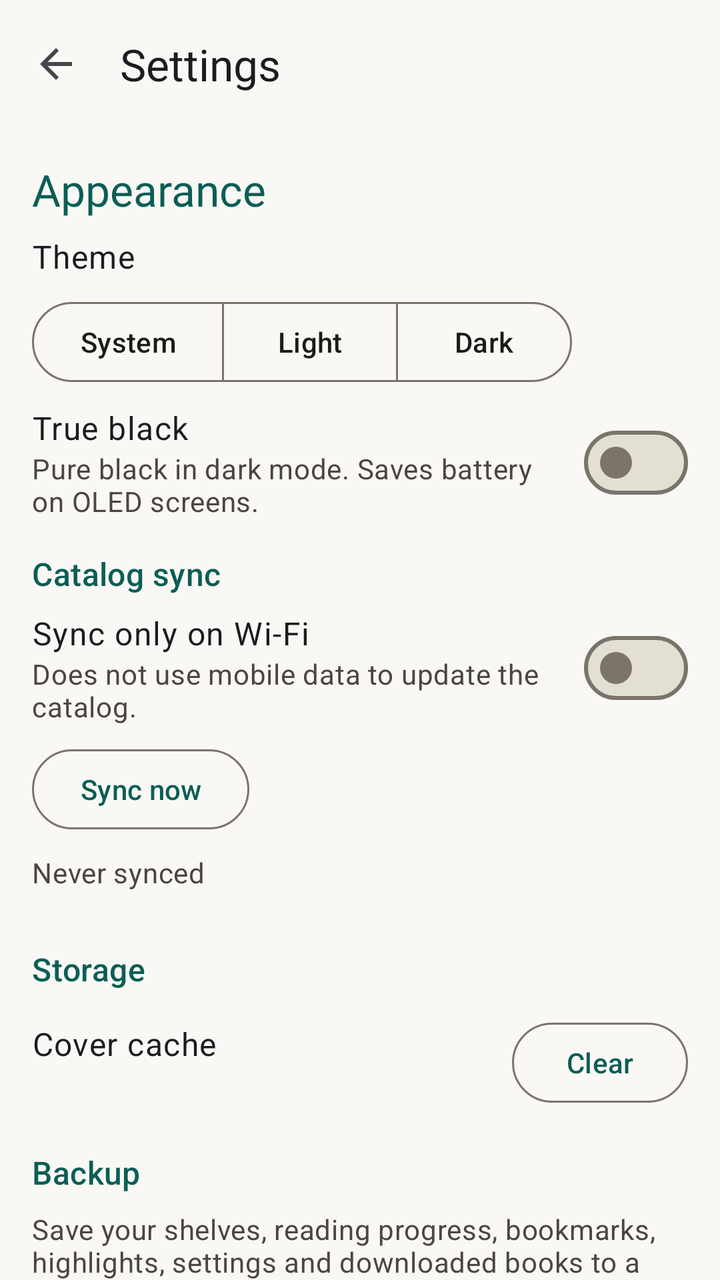
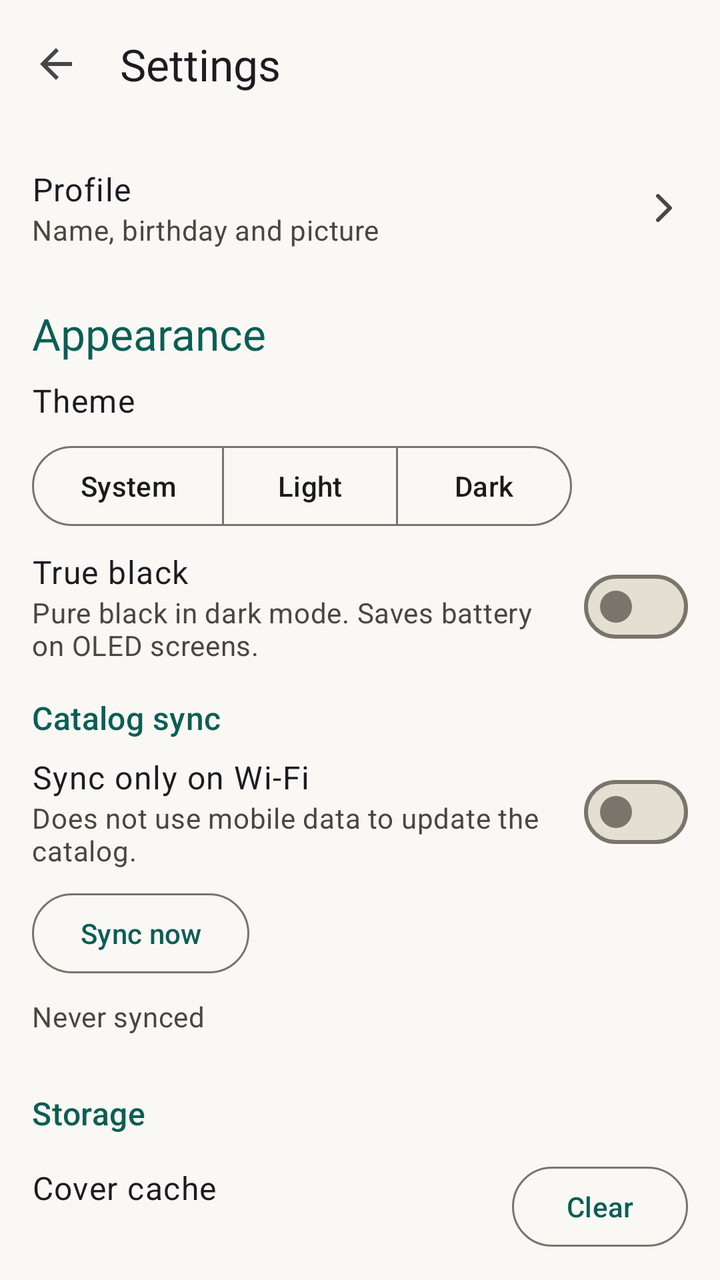

The first picture is an Android layout as it rendered before a commit; the second is the same layout after the commit. The layout source and the unified diff follow.
<!-- AndroidManifest.xml: application theme Theme.FreeLibrary -->
<!-- res/layout/fragment_settings.xml -->
<?xml version="1.0" encoding="utf-8"?>
<LinearLayout xmlns:android="http://schemas.android.com/apk/res/android"
    xmlns:app="http://schemas.android.com/apk/res-auto"
    android:id="@+id/settingsRoot"
    android:layout_width="match_parent"
    android:layout_height="match_parent"
    android:orientation="vertical">

    <com.google.android.material.appbar.MaterialToolbar
        android:id="@+id/settingsToolbar"
        android:layout_width="match_parent"
        android:layout_height="?attr/actionBarSize"
        app:navigationContentDescription="@string/back"
        app:navigationIcon="?attr/homeAsUpIndicator"
        app:title="@string/settings_title"
        app:titleTextAppearance="@style/TextAppearance.FreeLibrary.TitleLarge" />

    <androidx.core.widget.NestedScrollView
        android:layout_width="match_parent"
        android:layout_height="0dp"
        android:layout_weight="1"
        android:clipToPadding="false">

        <LinearLayout
            android:layout_width="match_parent"
            android:layout_height="wrap_content"
            android:orientation="vertical"
            android:paddingStart="@dimen/spacing_m"
            android:paddingEnd="@dimen/spacing_m"
            android:paddingBottom="@dimen/spacing_m">

            
            <TextView
                style="@style/TextAppearance.FreeLibrary.TitleLarge"
                android:layout_width="match_parent"
                android:layout_height="wrap_content"
                android:accessibilityHeading="true"
                android:paddingTop="@dimen/spacing_m"
                android:paddingBottom="@dimen/spacing_s"
                android:text="@string/settings_appearance"
                android:textAppearance="?attr/textAppearanceTitleMedium"
                android:textColor="?attr/colorPrimary" />

            <TextView
                android:layout_width="match_parent"
                android:layout_height="wrap_content"
                android:text="@string/settings_theme"
                android:textAppearance="?attr/textAppearanceBodyLarge" />

            <com.google.android.material.button.MaterialButtonToggleGroup
                android:id="@+id/themeGroup"
                android:layout_width="wrap_content"
                android:layout_height="wrap_content"
                android:layout_marginTop="@dimen/spacing_s"
                app:selectionRequired="true"
                app:singleSelection="true">

                <com.google.android.material.button.MaterialButton
                    android:id="@+id/themeSystem"
                    style="@style/Widget.Material3.Button.OutlinedButton"
                    android:layout_width="wrap_content"
                    android:layout_height="wrap_content"
                    android:text="@string/theme_system" />

                <com.google.android.material.button.MaterialButton
                    android:id="@+id/themeLight"
                    style="@style/Widget.Material3.Button.OutlinedButton"
                    android:layout_width="wrap_content"
                    android:layout_height="wrap_content"
                    android:text="@string/theme_light" />

                <com.google.android.material.button.MaterialButton
                    android:id="@+id/themeDark"
                    style="@style/Widget.Material3.Button.OutlinedButton"
                    android:layout_width="wrap_content"
                    android:layout_height="wrap_content"
                    android:text="@string/theme_dark" />

            </com.google.android.material.button.MaterialButtonToggleGroup>

            <LinearLayout
                android:id="@+id/trueBlackRow"
                android:layout_width="match_parent"
                android:layout_height="wrap_content"
                android:layout_marginTop="@dimen/spacing_s"
                android:background="?attr/selectableItemBackground"
                android:clickable="true"
                android:focusable="false"
                android:gravity="center_vertical"
                android:importantForAccessibility="no"
                android:minHeight="56dp"
                android:orientation="horizontal">

                <LinearLayout
                    android:layout_width="0dp"
                    android:layout_height="wrap_content"
                    android:layout_weight="1"
                    android:orientation="vertical">

                    <TextView
                        android:layout_width="match_parent"
                        android:layout_height="wrap_content"
                        android:text="@string/settings_true_black"
                        android:textAppearance="?attr/textAppearanceBodyLarge" />

                    <TextView
                        android:layout_width="match_parent"
                        android:layout_height="wrap_content"
                        android:text="@string/settings_true_black_summary"
                        android:textAppearance="?attr/textAppearanceBodyMedium"
                        android:textColor="?attr/colorOnSurfaceVariant" />

                </LinearLayout>

                <com.google.android.material.materialswitch.MaterialSwitch
                    android:id="@+id/trueBlackSwitch"
                    android:layout_width="wrap_content"
                    android:layout_height="wrap_content"
                    android:layout_marginStart="@dimen/spacing_m"
                    android:contentDescription="@string/settings_true_black" />

            </LinearLayout>

            
            <TextView
                android:layout_width="match_parent"
                android:layout_height="wrap_content"
                android:accessibilityHeading="true"
                android:paddingTop="@dimen/spacing_m"
                android:paddingBottom="@dimen/spacing_s"
                android:text="@string/settings_sync"
                android:textAppearance="?attr/textAppearanceTitleMedium"
                android:textColor="?attr/colorPrimary" />

            <LinearLayout
                android:id="@+id/wifiOnlyRow"
                android:layout_width="match_parent"
                android:layout_height="wrap_content"
                android:background="?attr/selectableItemBackground"
                android:clickable="true"
                android:focusable="false"
                android:gravity="center_vertical"
                android:importantForAccessibility="no"
                android:minHeight="56dp"
                android:orientation="horizontal">

                <LinearLayout
                    android:layout_width="0dp"
                    android:layout_height="wrap_content"
                    android:layout_weight="1"
                    android:orientation="vertical">

                    <TextView
                        android:layout_width="match_parent"
                        android:layout_height="wrap_content"
                        android:text="@string/settings_wifi_only"
                        android:textAppearance="?attr/textAppearanceBodyLarge" />

                    <TextView
                        android:layout_width="match_parent"
                        android:layout_height="wrap_content"
                        android:text="@string/settings_wifi_only_summary"
                        android:textAppearance="?attr/textAppearanceBodyMedium"
                        android:textColor="?attr/colorOnSurfaceVariant" />

                </LinearLayout>

                <com.google.android.material.materialswitch.MaterialSwitch
                    android:id="@+id/wifiOnlySwitch"
                    android:layout_width="wrap_content"
                    android:layout_height="wrap_content"
                    android:layout_marginStart="@dimen/spacing_m"
                    android:contentDescription="@string/settings_wifi_only" />

            </LinearLayout>

            <com.google.android.material.button.MaterialButton
                android:id="@+id/syncNowButton"
                style="@style/Widget.Material3.Button.OutlinedButton"
                android:layout_width="wrap_content"
                android:layout_height="wrap_content"
                android:layout_marginTop="@dimen/spacing_s"
                android:text="@string/settings_sync_now" />

            <TextView
                android:id="@+id/syncStatusText"
                android:layout_width="match_parent"
                android:layout_height="wrap_content"
                android:layout_marginTop="@dimen/spacing_s"
                android:accessibilityLiveRegion="polite"
                android:text="@string/sync_never"
                android:textAppearance="?attr/textAppearanceBodyMedium"
                android:textColor="?attr/colorOnSurfaceVariant" />

            <com.google.android.material.progressindicator.LinearProgressIndicator
                android:id="@+id/syncProgress"
                android:layout_width="match_parent"
                android:layout_height="wrap_content"
                android:layout_marginTop="@dimen/spacing_s"
                android:indeterminate="true"
                android:visibility="invisible" />

            
            <TextView
                android:layout_width="match_parent"
                android:layout_height="wrap_content"
                android:accessibilityHeading="true"
                android:paddingTop="@dimen/spacing_m"
                android:paddingBottom="@dimen/spacing_s"
                android:text="@string/settings_storage"
                android:textAppearance="?attr/textAppearanceTitleMedium"
                android:textColor="?attr/colorPrimary" />

            <LinearLayout
                android:layout_width="match_parent"
                android:layout_height="wrap_content"
                android:gravity="center_vertical"
                android:minHeight="56dp"
                android:orientation="horizontal">

                <LinearLayout
                    android:layout_width="0dp"
                    android:layout_height="wrap_content"
                    android:layout_weight="1"
                    android:orientation="vertical">

                    <TextView
                        android:layout_width="match_parent"
                        android:layout_height="wrap_content"
                        android:text="@string/settings_cover_cache"
                        android:textAppearance="?attr/textAppearanceBodyLarge" />

                    <TextView
                        android:id="@+id/coverCacheSize"
                        android:layout_width="match_parent"
                        android:layout_height="wrap_content"
                        android:textAppearance="?attr/textAppearanceBodyMedium"
                        android:textColor="?attr/colorOnSurfaceVariant" />

                </LinearLayout>

                <com.google.android.material.button.MaterialButton
                    android:id="@+id/clearCacheButton"
                    style="@style/Widget.Material3.Button.OutlinedButton"
                    android:layout_width="wrap_content"
                    android:layout_height="wrap_content"
                    android:layout_marginStart="@dimen/spacing_m"
                    android:text="@string/settings_cover_cache_clear" />

            </LinearLayout>

            
            <TextView
                android:layout_width="match_parent"
                android:layout_height="wrap_content"
                android:accessibilityHeading="true"
                android:paddingTop="@dimen/spacing_m"
                android:paddingBottom="@dimen/spacing_s"
                android:text="@string/settings_backup"
                android:textAppearance="?attr/textAppearanceTitleMedium"
                android:textColor="?attr/colorPrimary" />

            <TextView
                android:layout_width="match_parent"
                android:layout_height="wrap_content"
                android:text="@string/settings_backup_summary"
                android:textAppearance="?attr/textAppearanceBodyMedium"
                android:textColor="?attr/colorOnSurfaceVariant" />

            <LinearLayout
                android:layout_width="match_parent"
                android:layout_height="wrap_content"
                android:layout_marginTop="@dimen/spacing_s"
                android:orientation="horizontal">

                <com.google.android.material.button.MaterialButton
                    android:id="@+id/backupExportButton"
                    style="@style/Widget.Material3.Button.OutlinedButton"
                    android:layout_width="wrap_content"
                    android:layout_height="wrap_content"
                    android:text="@string/settings_backup_export" />

                <com.google.android.material.button.MaterialButton
                    android:id="@+id/backupImportButton"
                    style="@style/Widget.Material3.Button.OutlinedButton"
                    android:layout_width="wrap_content"
                    android:layout_height="wrap_content"
                    android:layout_marginStart="@dimen/spacing_s"
                    android:text="@string/settings_backup_import" />

            </LinearLayout>

            <com.google.android.material.progressindicator.LinearProgressIndicator
                android:id="@+id/backupProgress"
                android:layout_width="match_parent"
                android:layout_height="wrap_content"
                android:layout_marginTop="@dimen/spacing_s"
                android:indeterminate="true"
                android:visibility="invisible" />

            
            <TextView
                android:layout_width="match_parent"
                android:layout_height="wrap_content"
                android:accessibilityHeading="true"
                android:paddingTop="@dimen/spacing_m"
                android:paddingBottom="@dimen/spacing_s"
                android:text="@string/settings_about"
                android:textAppearance="?attr/textAppearanceTitleMedium"
                android:textColor="?attr/colorPrimary" />

            <TextView
                android:id="@+id/aboutVersion"
                android:layout_width="match_parent"
                android:layout_height="wrap_content"
                android:textAppearance="?attr/textAppearanceBodyLarge" />

            <TextView
                android:layout_width="match_parent"
                android:layout_height="wrap_content"
                android:layout_marginTop="@dimen/spacing_s"
                android:text="@string/about_licence"
                android:textAppearance="?attr/textAppearanceBodyMedium"
                android:textColor="?attr/colorOnSurfaceVariant" />

            <TextView
                android:layout_width="match_parent"
                android:layout_height="wrap_content"
                android:layout_marginTop="@dimen/spacing_s"
                android:text="@string/about_catalog"
                android:textAppearance="?attr/textAppearanceBodyMedium"
                android:textColor="?attr/colorOnSurfaceVariant" />

            <TextView
                android:id="@+id/aboutSource"
                android:layout_width="match_parent"
                android:layout_height="wrap_content"
                android:background="?attr/selectableItemBackground"
                android:clickable="true"
                android:focusable="true"
                android:gravity="center_vertical"
                android:minHeight="48dp"
                android:text="@string/about_source"
                android:textAppearance="?attr/textAppearanceBodyLarge"
                android:textColor="?attr/colorPrimary" />

            <TextView
                android:id="@+id/aboutNotices"
                android:layout_width="match_parent"
                android:layout_height="wrap_content"
                android:background="?attr/selectableItemBackground"
                android:clickable="true"
                android:focusable="true"
                android:gravity="center_vertical"
                android:minHeight="48dp"
                android:text="@string/about_notices"
                android:textAppearance="?attr/textAppearanceBodyLarge"
                android:textColor="?attr/colorPrimary" />

        </LinearLayout>

    </androidx.core.widget.NestedScrollView>

</LinearLayout>
<!-- resources referenced by this layout -->
<resources>
  <dimen name="spacing_m">16dp</dimen>
  <dimen name="spacing_s">8dp</dimen>
  <string name="about_catalog">Books and catalog data: public domain works via Project Gutenberg.</string>
  <string name="about_licence">FreeLibrary is free software under the GNU General Public License v3, with no ads and no tracking.</string>
  <string name="about_notices">Open-source notices</string>
  <string name="about_source">Source code</string>
  <string name="back">Back</string>
  <string name="settings_about">About</string>
  <string name="settings_appearance">Appearance</string>
  <string name="settings_backup">Backup</string>
  <string name="settings_backup_export">Export</string>
  <string name="settings_backup_import">Import</string>
  <string name="settings_backup_summary">Save your shelves, reading progress, bookmarks, highlights, settings and downloaded books to a file, or restore them from one. Nothing leaves your phone unless you move the file yourself.</string>
  <string name="settings_cover_cache">Cover cache</string>
  <string name="settings_cover_cache_clear">Clear</string>
  <string name="settings_storage">Storage</string>
  <string name="settings_sync">Catalog sync</string>
  <string name="settings_sync_now">Sync now</string>
  <string name="settings_theme">Theme</string>
  <string name="settings_title">Settings</string>
  <string name="settings_true_black">True black</string>
  <string name="settings_true_black_summary">Pure black in dark mode. Saves battery on OLED screens.</string>
  <string name="settings_wifi_only">Sync only on Wi-Fi</string>
  <string name="settings_wifi_only_summary">Does not use mobile data to update the catalog.</string>
  <string name="sync_never">Never synced</string>
  <string name="theme_dark">Dark</string>
  <string name="theme_light">Light</string>
  <string name="theme_system">System</string>
  <color name="md_primary">#0B5E55</color>
  <color name="md_on_primary">#FFFFFF</color>
  <color name="md_primary_container">#BFEDE5</color>
  <color name="md_on_primary_container">#00201C</color>
  <color name="md_primary_inverse">#7ED3C7</color>
  <color name="md_secondary">#8A5A00</color>
  <color name="md_on_secondary">#FFFFFF</color>
  <color name="md_secondary_container">#FFE2B0</color>
  <color name="md_on_secondary_container">#2B1A00</color>
  <color name="md_background">#FAF8F4</color>
  <color name="md_on_background">#1C1B18</color>
  <color name="md_surface">#FAF8F4</color>
  <color name="md_on_surface">#1C1B18</color>
  <color name="md_surface_variant">#E8E2D6</color>
  <color name="md_on_surface_variant">#4A4640</color>
  <color name="md_surface_inverse">#31302C</color>
  <color name="md_on_surface_inverse">#F3F0EA</color>
  <color name="md_surface_container_lowest">#FFFFFF</color>
  <color name="md_surface_container_low">#F5F2EB</color>
  <color name="md_surface_container">#F0ECE3</color>
  <color name="md_surface_container_high">#EAE5DA</color>
  <color name="md_surface_container_highest">#E4DFD3</color>
  <color name="md_error">#BA1A1A</color>
  <color name="md_on_error">#FFFFFF</color>
  <color name="md_error_container">#FFDAD6</color>
  <color name="md_on_error_container">#410002</color>
  <color name="md_outline">#7A746B</color>
  <color name="md_outline_variant">#CDC6B9</color>
  <!-- unchanged entries left out for length: 5 -->
</resources>

<!-- the commit's change to res/layout/fragment_settings.xml (unified diff, before → after) -->
@@ -30,6 +30,50 @@
             android:paddingBottom="@dimen/spacing_m">
 
             
+            <LinearLayout
+                android:id="@+id/profileRow"
+                android:layout_width="match_parent"
+                android:layout_height="wrap_content"
+                android:layout_marginTop="@dimen/spacing_s"
+                android:background="?attr/selectableItemBackground"
+                android:clickable="true"
+                android:focusable="true"
+                android:gravity="center_vertical"
+                android:minHeight="64dp"
+                android:orientation="horizontal">
+
+                <LinearLayout
+                    android:layout_width="0dp"
+                    android:layout_height="wrap_content"
+                    android:layout_weight="1"
+                    android:orientation="vertical">
+
+                    <TextView
+                        android:layout_width="match_parent"
+                        android:layout_height="wrap_content"
+                        android:text="@string/settings_profile"
+                        android:textAppearance="?attr/textAppearanceBodyLarge" />
+
+                    <TextView
+                        android:layout_width="match_parent"
+                        android:layout_height="wrap_content"
+                        android:text="@string/settings_profile_summary"
+                        android:textAppearance="?attr/textAppearanceBodyMedium"
+                        android:textColor="?attr/colorOnSurfaceVariant" />
+
+                </LinearLayout>
+
+                <ImageView
+                    android:layout_width="24dp"
+                    android:layout_height="24dp"
+                    android:layout_marginStart="@dimen/spacing_m"
+                    android:importantForAccessibility="no"
+                    android:src="@drawable/ic_chevron_right"
+                    app:tint="?attr/colorOnSurfaceVariant" />
+
+            </LinearLayout>
+
+            
             <TextView
                 style="@style/TextAppearance.FreeLibrary.TitleLarge"
                 android:layout_width="match_parent"
<!-- resource entries referenced after the edit -->
@@ -2,6 +2,21 @@
 <resources>
   <dimen name="spacing_m">16dp</dimen>
   <dimen name="spacing_s">8dp</dimen>
+  <!-- drawable ic_chevron_right (drawable) -->
+  <?xml version="1.0" encoding="utf-8"?>
+  <vector xmlns:android="http://schemas.android.com/apk/res/android"
+      android:width="24dp"
+      android:height="24dp"
+      android:viewportWidth="24"
+      android:viewportHeight="24">
+      <path
+          android:fillColor="#00000000"
+          android:pathData="M9,6L15,12L9,18"
+          android:strokeColor="#FF000000"
+          android:strokeLineCap="round"
+          android:strokeLineJoin="round"
+          android:strokeWidth="2" />
+  </vector>
   <string name="about_catalog">Books and catalog data: public domain works via Project Gutenberg.</string>
   <string name="about_licence">FreeLibrary is free software under the GNU General Public License v3, with no ads and no tracking.</string>
   <string name="about_notices">Open-source notices</string>
@@ -15,6 +30,8 @@
   <string name="settings_backup_summary">Save your shelves, reading progress, bookmarks, highlights, settings and downloaded books to a file, or restore them from one. Nothing leaves your phone unless you move the file yourself.</string>
   <string name="settings_cover_cache">Cover cache</string>
   <string name="settings_cover_cache_clear">Clear</string>
+  <string name="settings_profile">Profile</string>
+  <string name="settings_profile_summary">Name, birthday and picture</string>
   <string name="settings_storage">Storage</string>
   <string name="settings_sync">Catalog sync</string>
   <string name="settings_sync_now">Sync now</string>
